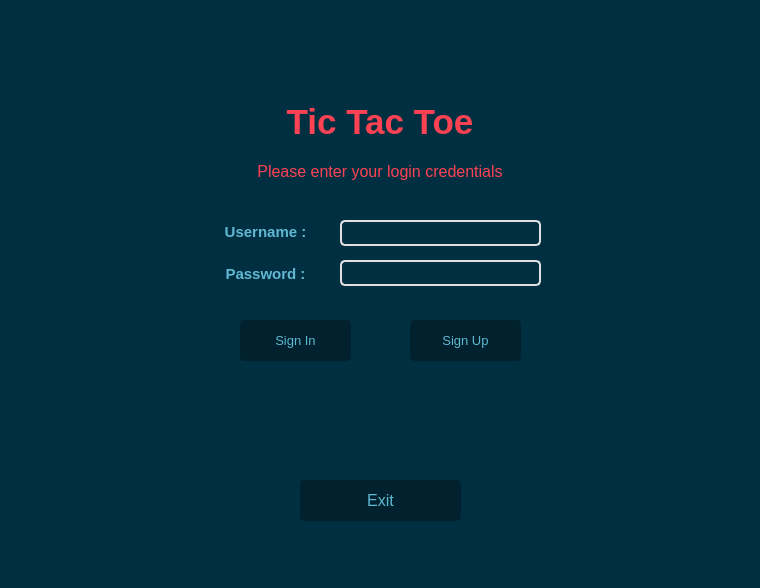
Qt form mainwindow.ui (mo2menwael/Advanced-Tic-Tac-Toe) before a commit.
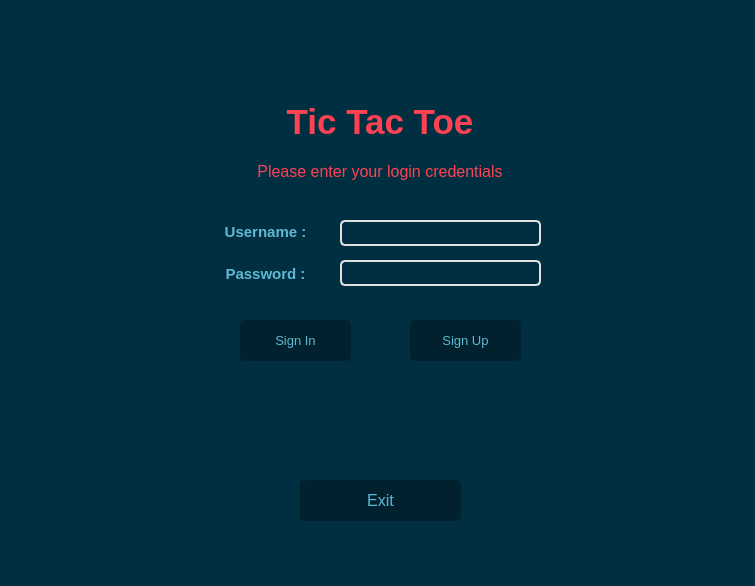
The same form after that commit.

Diff of the .ui file:
```diff
--- a/mainwindow.ui
+++ b/mainwindow.ui
@@ -6,8 +6,8 @@
    <rect>
     <x>0</x>
     <y>0</y>
-    <width>760</width>
-    <height>588</height>
+    <width>755</width>
+    <height>586</height>
    </rect>
   </property>
   <property name="font">
```
Left out of the diff: 2 changed lines with no effect on the pictures.
